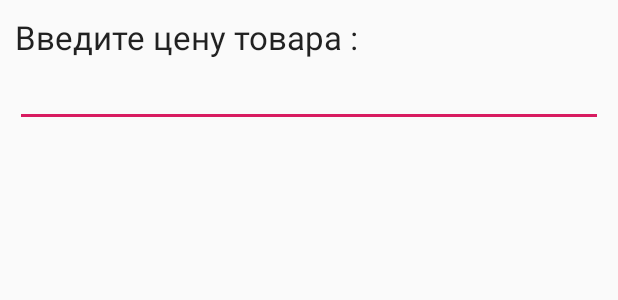
After one commit to rentgengl/to-buy-or-not-to-buy, an Android app: the layout activity_dialog_new_price.xml on its own in the app's theme, with its tools: preview values and no code run, on a phone screen of 412 x 824 dp. The commit adds this screen. Shown: the top 300 px of the screen. Run offline under Robolectric (Android 15) with nearby library versions, the phone set to English and light mode, and no system bars; network calls fail.

Commit message:
Добавил добавление цен

```diff
--- a/app/src/main/java/com/world/jteam/bonb/AppInstance.java
+++ b/app/src/main/java/com/world/jteam/bonb/AppInstance.java
@@ -7,12 +7,14 @@ import android.preference.PreferenceManager;
 import android.support.multidex.MultiDex;
 
 import com.world.jteam.bonb.media.BarcodeManager;
+import com.world.jteam.bonb.model.ModelUser;
 
 import java.io.IOException;
 
 public class AppInstance extends Application {
     private static Context sContext;
     private static boolean sFirstStart;
+    private static ModelUser user;
 
     @Override
     public void onCreate() {
@@ -63,4 +65,5 @@ public class AppInstance extends Application {
         super.attachBaseContext(base);
         MultiDex.install(this);
     }
+
 }
--- a/app/src/main/java/com/world/jteam/bonb/DataApi.java
+++ b/app/src/main/java/com/world/jteam/bonb/DataApi.java
@@ -1,6 +1,7 @@
 package com.world.jteam.bonb;
 
 import com.world.jteam.bonb.model.ModelGroup;
+import com.world.jteam.bonb.model.ModelPrice;
 import com.world.jteam.bonb.model.ModelProductFull;
 import com.world.jteam.bonb.model.ModelSearchResult;
 import com.world.jteam.bonb.model.ModelUser;
@@ -39,4 +40,8 @@ public interface DataApi {
 
     @GET("LoginUser.php")
     Call<ModelUser> loginUser(@Query("google_id") String google_id);
+
+    @POST("addNewPrice.php")
+    Call<Void> addNewPrice(@Body ModelPrice price);
+
 }
--- a/app/src/main/java/com/world/jteam/bonb/HTTPService.java
+++ b/app/src/main/java/com/world/jteam/bonb/HTTPService.java
@@ -325,7 +325,7 @@ public class HTTPService {
     protected void setTestData(ModelProductFull pr) {
 
         ArrayList<ModelPrice> mp = new ArrayList<ModelPrice>();
-        ModelMarket mark = ModelMarket.getMarketById("22");
+        ModelMarket mark = ModelMarket.getMarketById(22);
 
         ModelPrice prc = new ModelPrice();
         prc.market = mark;
--- a/app/src/main/java/com/world/jteam/bonb/ServerAPI.java
+++ /dev/null
@@ -1,5 +0,0 @@
-package com.world.jteam.bonb;
-
-
-public class ServerAPI {
-}
--- a/app/src/main/java/com/world/jteam/bonb/activity/AuthenticationActivity.java
+++ b/app/src/main/java/com/world/jteam/bonb/activity/AuthenticationActivity.java
@@ -16,6 +16,7 @@ import com.google.android.gms.auth.api.signin.GoogleSignInOptions;
 import com.google.android.gms.common.SignInButton;
 import com.google.android.gms.common.api.ApiException;
 import com.google.android.gms.tasks.Task;
+import com.world.jteam.bonb.AppInstance;
 import com.world.jteam.bonb.Constants;
 import com.world.jteam.bonb.DataApi;
 import com.world.jteam.bonb.R;
@@ -169,7 +170,6 @@ public class AuthenticationActivity extends AppCompatActivity {
 
 
     private void getStart(ModelUser mUser){
-
         Intent intent = new Intent(AuthenticationActivity.this, MainActivity.class);
         intent.putExtra("userID",mUser.id);
         startActivity(intent);
--- /dev/null
+++ b/app/src/main/res/layout/activity_dialog_new_price.xml
@@ -0,0 +1,24 @@
+<?xml version="1.0" encoding="utf-8"?>
+<LinearLayout xmlns:android="http://schemas.android.com/apk/res/android"
+    android:id="@+id/layout_root"
+    android:layout_width="fill_parent"
+    android:layout_height="fill_parent"
+    android:orientation="vertical"
+    android:padding="10dp" >
+
+    <TextView
+        android:id="@+id/textView1"
+        android:layout_width="wrap_content"
+        android:layout_height="wrap_content"
+        android:text="Введите цену товара : "
+        android:textAppearance="?android:attr/textAppearanceLarge" />
+
+
+    <EditText
+        android:id="@+id/newPriceEdit"
+        android:layout_width="match_parent"
+        android:layout_height="wrap_content"
+        android:ems="10"
+        android:inputType="number" />
+
+</LinearLayout>
```
Also changed, not shown: app/src/main/java/com/world/jteam/bonb/activity/ViewProduct.java (+82 -1 lines), app/src/main/java/com/world/jteam/bonb/model/ModelMarket.java (+8 -4 lines), app/src/main/java/com/world/jteam/bonb/model/ModelPrice.java (+11 -0 lines), app/src/main/res/layout/fragment_list_price.xml (+10 -1 lines), app/src/main/res/drawable/add_price.png (added).
